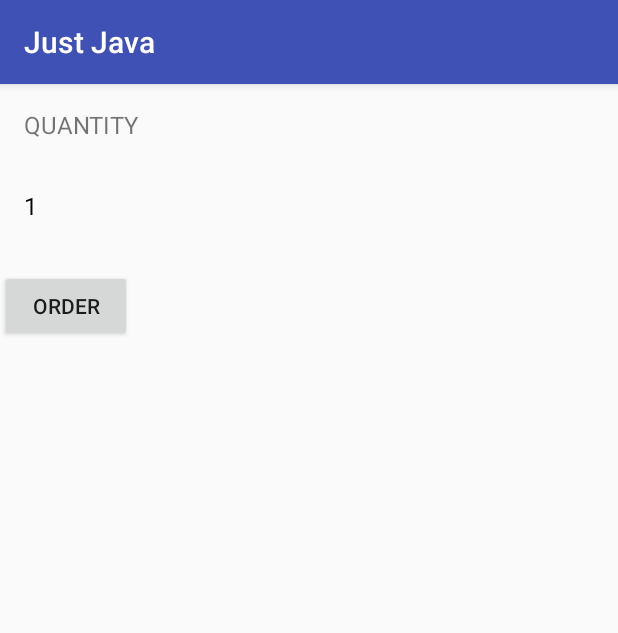
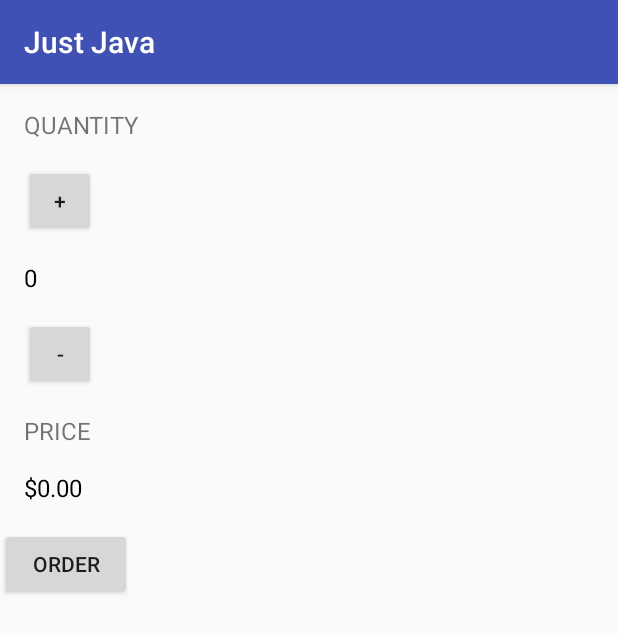
Before and after one commit to nVidiaPriyadarshini/Coffee-App, an Android app: the screen it shows after launch (MainActivity), after a tap on "ORDER", on a phone screen of 412 x 824 dp. Shown: the top 633 px of the screen. Run offline under Robolectric (Android 15) with nearby library versions, the phone set to English and light mode, and no system bars.

Commit message:
wrapping up coffee order app front end

```diff
--- a/app/src/main/java/com/example/android/justjava/MainActivity.java
+++ b/app/src/main/java/com/example/android/justjava/MainActivity.java
@@ -15,11 +15,14 @@ import android.support.v7.app.AppCompatActivity;
 import android.view.View;
 import android.widget.TextView;
 
+import java.text.NumberFormat;
+
 /**
  * This app displays an order form to order coffee.
  */
 public class MainActivity extends AppCompatActivity {
 
+    int quantity = 0;
     @Override
     protected void onCreate(Bundle savedInstanceState) {
         super.onCreate(savedInstanceState);
@@ -30,7 +33,7 @@ public class MainActivity extends AppCompatActivity {
      * This method is called when the order button is clicked.
      */
     public void submitOrder(View view) {
-        display(1);
+        displayPrice(quantity * 5);
     }
 
     /**
@@ -40,4 +43,32 @@ public class MainActivity extends AppCompatActivity {
         TextView quantityTextView = (TextView) findViewById(R.id.quantity_text_view);
         quantityTextView.setText("" + number);
     }
+
+    /**
+     * This method increases the given quantity value on the screen
+     */
+    public void increment(View view){
+
+        quantity = quantity + 1;
+        display(quantity);
+
+    }
+
+    /**
+     * This method decreases the given quantity value on the screen
+     */
+    public void decrement(View view){
+
+        quantity = quantity - 1;
+        display(quantity);
+
+    }
+
+    /**
+     * This method displays the given price on the screen.
+     */
+    private void displayPrice(int number) {
+        TextView priceTextView = (TextView) findViewById(R.id.price_text_view);
+        priceTextView.setText(NumberFormat.getCurrencyInstance().format(number));
+    }
 }
--- a/app/src/main/res/layout/activity_main.xml
+++ b/app/src/main/res/layout/activity_main.xml
@@ -14,14 +14,54 @@
         android:textSize="16sp"
         android:textAllCaps="true"/>
 
+    <Button
+        android:layout_width="48dp"
+        android:layout_height="48dp"
+        android:text="+"
+        android:layout_marginLeft="16dp"
+        android:onClick="increment"
+        />
+
     <TextView
         android:id="@+id/quantity_text_view"
         android:layout_width="wrap_content"
         android:layout_height="wrap_content"
-        android:padding="16dp"
+        android:layout_marginTop="16dp"
+        android:layout_marginLeft="16dp"
+        android:layout_marginBottom="16dp"
         android:text="0"
         android:textSize="16sp"
         android:textColor="@android:color/black"/>
+
+
+    <Button
+        android:layout_width="48dp"
+        android:layout_height="48dp"
+        android:text="-"
+        android:layout_marginLeft="16dp"
+        android:layout_marginBottom="16dp"
+        android:onClick="decrement"
+        />
+
+    <TextView
+
+        android:layout_width="wrap_content"
+        android:layout_height="wrap_content"
+        android:text="price"
+        android:layout_marginBottom="16dp"
+        android:layout_marginLeft="16dp"
+        android:textSize="16sp"
+        android:textAllCaps="true"
+        />
+
+    <TextView
+        android:id="@+id/price_text_view"
+        android:layout_width="wrap_content"
+        android:layout_height="wrap_content"
+        android:text="$0"
+        android:textSize="16sp"
+        android:textColor="@android:color/black"
+        android:layout_marginLeft="16dp"/>
 
     <Button
         android:layout_width="wrap_content"
```
Also changed, not shown: 1 other file.
